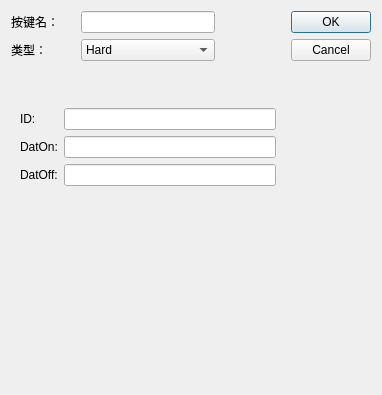
This is SubWidget/reshardedit.ui in RoadRover-AutoTest/QtDemo as Qt 5 draws it before an edit. The edited form follows.
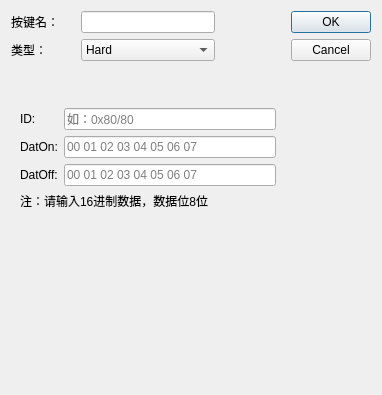
This is the edited form. The open tabs and pages were chosen to show the change.

What changed in the file:
```diff
--- a/SubWidget/reshardedit.ui
+++ b/SubWidget/reshardedit.ui
@@ -187,7 +187,11 @@
         </widget>
        </item>
        <item row="0" column="1">
-        <widget class="QLineEdit" name="lineEditCAN2ID"/>
+        <widget class="QLineEdit" name="lineEditCAN2ID">
+         <property name="placeholderText">
+          <string>如：0x80/80</string>
+         </property>
+        </widget>
        </item>
        <item row="1" column="0">
         <widget class="QLabel" name="label_7">
@@ -197,7 +201,11 @@
         </widget>
        </item>
        <item row="1" column="1">
-        <widget class="QLineEdit" name="lineEditCAN2DatOn"/>
+        <widget class="QLineEdit" name="lineEditCAN2DatOn">
+         <property name="placeholderText">
+          <string>00 01 02 03 04 05 06 07</string>
+         </property>
+        </widget>
        </item>
        <item row="2" column="0">
         <widget class="QLabel" name="label_8">
@@ -207,9 +215,13 @@
         </widget>
        </item>
        <item row="2" column="1">
-        <widget class="QLineEdit" name="lineEditCAN2DatOff"/>
+        <widget class="QLineEdit" name="lineEditCAN2DatOff">
+         <property name="placeholderText">
+          <string>00 01 02 03 04 05 06 07</string>
+         </property>
+        </widget>
        </item>
-       <item row="3" column="1">
+       <item row="4" column="1">
         <spacer name="verticalSpacer_3">
          <property name="orientation">
           <enum>Qt::Vertical</enum>
@@ -222,6 +234,13 @@
          </property>
         </spacer>
        </item>
+       <item row="3" column="0" colspan="2">
+        <widget class="QLabel" name="label_10">
+         <property name="text">
+          <string>注：请输入16进制数据，数据位8位</string>
+         </property>
+        </widget>
+       </item>
       </layout>
      </widget>
     </widget>
```
Left out of the diff: 23 changed lines with no effect on the pictures.
